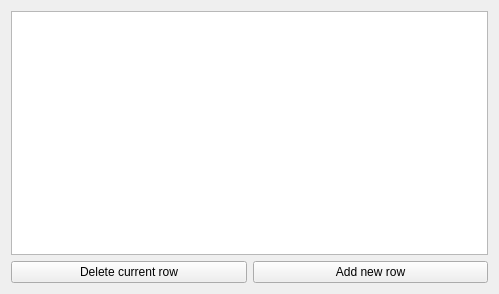
This is departments.ui in Cenadar/facultyarchive as Qt 5 draws it before an edit. The edited form follows.
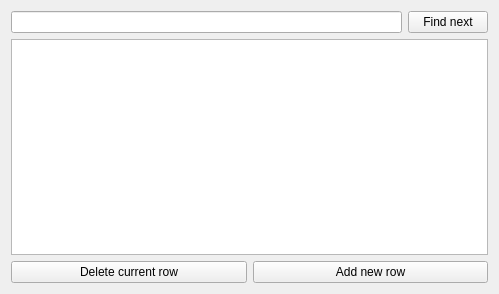
This is the edited form.

Commit message: Added "Statistics" section. Added "Find" button for all tables.

Patch:
```diff
--- a/departments.ui
+++ b/departments.ui
@@ -13,15 +13,31 @@
   <property name="windowTitle">
    <string>Form</string>
   </property>
-  <layout class="QHBoxLayout" name="horizontalLayout_2">
-   <item>
     <layout class="QVBoxLayout" name="verticalLayout">
-     <item>
-      <widget class="QTableView" name="tableView"/>
-     </item>
      <item>
       <layout class="QHBoxLayout" name="horizontalLayout">
        <item>
+      <widget class="QLineEdit" name="lineEditSearch">
+       <property name="text">
+        <string/>
+       </property>
+      </widget>
+     </item>
+     <item>
+      <widget class="QPushButton" name="pushButtonSearch">
+       <property name="text">
+        <string>Find next</string>
+       </property>
+      </widget>
+     </item>
+    </layout>
+   </item>
+   <item>
+    <widget class="QTableView" name="tableView"/>
+   </item>
+   <item>
+    <layout class="QHBoxLayout" name="horizontalLayout_2">
+     <item>
         <widget class="QPushButton" name="delButton">
          <property name="text">
           <string>Delete current row</string>
@@ -34,8 +50,6 @@
           <string>Add new row</string>
          </property>
         </widget>
-       </item>
-      </layout>
      </item>
     </layout>
    </item>
```
Lines whose indentation alone changed are shown as unchanged. The commit also changes 23 other files.
